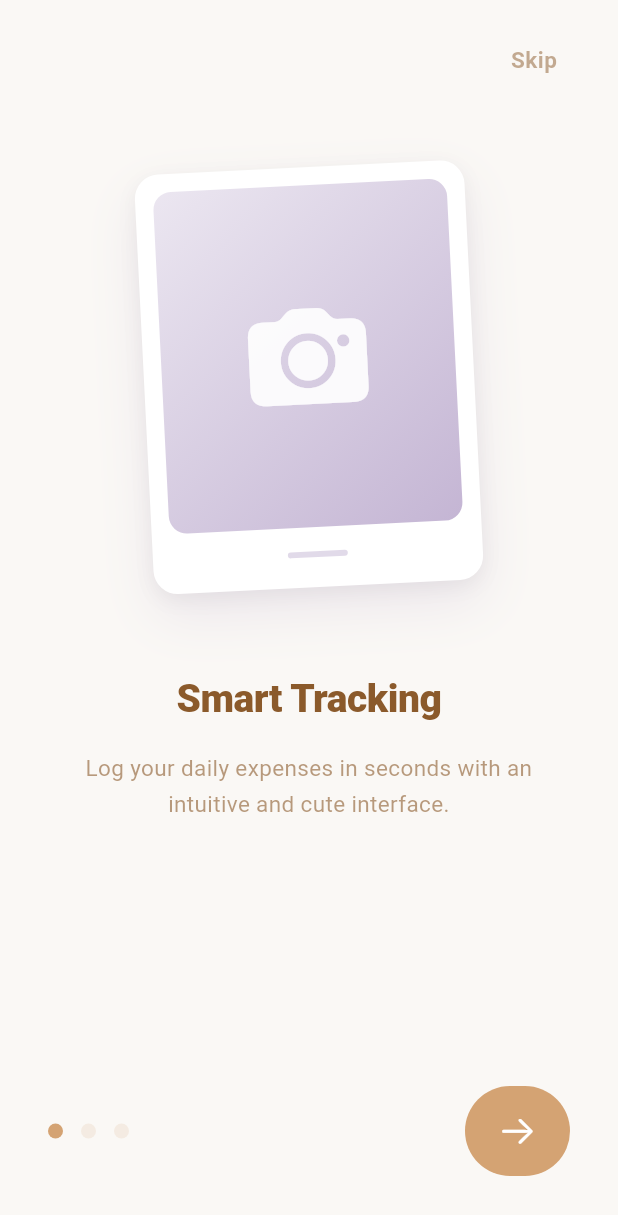
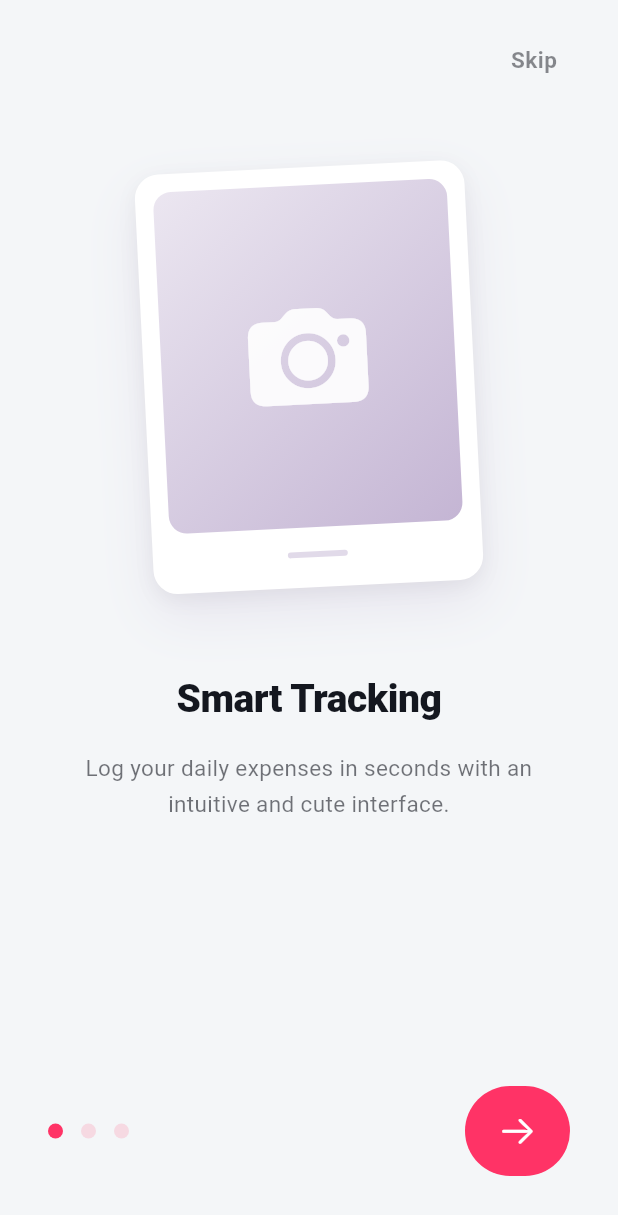
Before and after one commit to voquangluu997/FE_MomentUPayment, a Flutter app: the screen it shows after launch, on a phone screen of 412 x 824 dp. Shown: the top 1215 px of the screen. Run offline on Flutter 3.47's test engine with Material 3 defaults, Android fonts, the phone set to English and light mode, and no system bars; drawn by our look-alikes of smooth_page_indicator; our stand-ins replace dio, firebase_core, firebase_messaging, fl_chart, flutter_dotenv, flutter_local_notifications and 8 more; accounts and stored records are empty; network calls fail.

Commit message:
update APP colors

```diff
--- a/lib/core/constants/app_colors.dart
+++ b/lib/core/constants/app_colors.dart
@@ -3,63 +3,73 @@ import 'package:flutter_riverpod/flutter_riverpod.dart';
 import 'package:moment_u_payment/core/providers/theme_provider.dart';
 
 class AppColors {
-  // ✨ Hệ màu nền chính (Theme Colors) - LIGHT MODE
-  static const Color background = Color(0xFFFAF8F5); // Kem sữa Pastel ngọt ngào
+  // ✨ Hệ màu nền chính (Theme Colors) - LIGHT MODE (Crisp & Vibrant)
+  static const Color background = Color(
+    0xFFF4F6F8,
+  ); // Xám khói cực nhạt, làm nổi bật card trắng
   static const Color primary = Color(
-    0xFFD4A373,
-  ); // Nâu trà sữa (Milk Tea Brown)
-  static const Color primaryDark = Color(0xFF8B5A2B); // Nâu đậm tiêu đề
+    0xFFFF3366,
+  ); // Hồng Coral / Đỏ Neon (Cực cháy, trẻ trung, hút mắt)
+  static const Color primaryDark = Color(
+    0xFF14171F,
+  ); // Đen nhám sâu thẳm (Dành cho tiêu đề bùng nổ)
   static const Color cardBackground =
-      Colors.white; // Nền ô nhập liệu / Khung chứa trắng sạch
+      Colors.white; // Trắng tinh khiết (Tạo cảm giác sạch sẽ, cao cấp)
 
-  // 📝 Màu chữ bổ sung cho Light Mode (Giúp hiển thị rõ ràng trên ô nhập màu trắng)
+  // 📝 Màu chữ bổ sung cho Light Mode
   static const Color text = Color(
-    0xFF2B221E,
-  ); // Chữ chính nâu đen đậm (Hợp tone trà sữa, không bị thô như đen tuyền)
+    0xFF2D3142,
+  ); // Xanh Navy ngả đen (Chữ sắc nét, hiện đại, không bị "quê")
   static const Color textMuted = Color(
-    0xFF8C7E74,
-  ); // Chữ phụ / Hint text màu xám nâu dịu mắt
+    0xFF8A94A6,
+  ); // Xám bạc (Dịu mắt, phân cấp thông tin tốt)
 
-  // 🍓 Hệ màu trạng thái Pastel
+  // 🍓 Hệ màu trạng thái (Vivid & Punchy)
   static const Color success = Color(
-    0xFFCCD5AE,
-  ); // Xanh Sage tươi mát (Thành công)
+    0xFF1DD1A1,
+  ); // Xanh Mint rực rỡ (Cảm giác positive, năng lượng)
   static const Color error = Color(
-    0xFFFFCAD4,
-  ); // Hồng dâu dịu nhẹ (Thất bại / Lỗi)
+    0xFFFF4757,
+  ); // Đỏ Watermelon (Báo lỗi nổi bần bật)
   static const Color errorAccent = Color(
-    0xFFFF9B9B,
-  ); // Hồng đỏ đậm cho các lỗi nổi bật
+    0xFFFF6B81,
+  ); // Hồng đỏ rực (Dành cho các lỗi cần highlight)
 
-  // 🌈 Bảng màu rực rỡ cho biểu đồ chi tiêu
+  // 🌈 Bảng màu rực rỡ cho biểu đồ chi tiêu (Pop-Art Vibe)
   static const List<Color> chartPalette = [
-    Color(0xFFFF6B6B), // Đỏ pastel
-    Color(0xFF4DABF7), // Xanh biển
-    Color(0xFF51CF66), // Xanh lá
-    Color(0xFFFCC419), // Vàng hoàng gia
-    Color(0xFFFF922B), // Cam
-    Color(0xFF845EF7), // Tím
-    Color(0xFFE64980), // Hồng cánh sen
-    Color(0xFF22B8CF), // Xanh ngọc
+    Color(0xFFFF3366), // Đỏ Neon
+    Color(0xFF00D2D3), // Xanh Aqua/Cyan
+    Color(0xFF54A0FF), // Xanh Sky Blue
+    Color(0xFF1DD1A1), // Xanh Mint
+    Color(0xFFFECA57), // Vàng chanh rực rỡ
+    Color(0xFF5F27CD), // Tím Electric
+    Color(0xFFFF9F43), // Cam sặc sỡ
+    Color(0xFFF368E0), // Hồng Magenta
   ];
 
   static Color getCategoryColor(int index) {
     return chartPalette[index % chartPalette.length];
   }
 
-  // --- MÀU DARK MODE (CUTE VIBE) ---
-  static const darkPrimary = Color(0xFFFF6090); // Hồng sáng neon
-  static const darkPrimaryDark = Color(0xFFFCE4EC); // Chữ màu hồng phấn nhạt
-  static const darkBackground = Color(0xFF160D10); // Nền hồng đen đêm
-  static const darkCardBackground = Color(0xFF25161A); // Nền Card tím mận
+  // --- MÀU DARK MODE (NIGHT LIFE & NEON VIBE) ---
+  static const darkPrimary = Color(
+    0xFF00E0FF,
+  ); // Cyan Neon (Sáng rực rỡ trong đêm, cực kỳ Cyberpunk/Tech)
+  static const darkPrimaryDark = Color(
+    0xFFF1F2F6,
+  ); // Trắng sáng (Phản quang trên nền tối)
+  static const darkBackground = Color(0xFF090A0F); // Đen thẳm (Deep OLED Black)
+  static const darkCardBackground = Color(
+    0xFF181A20,
+  ); // Xám than chì (Tạo khối 3D nịnh mắt cho thẻ)
 
-  // 📝 Màu chữ bổ sung cho Dark Mode (Sửa triệt để lỗi chữ bị đen khi gõ)
+  // 📝 Màu chữ bổ sung cho Dark Mode
   static const darkText = Color(
     0xFFFFFFFF,
-  ); // Chữ chính màu trắng tinh tương phản cao
+  ); // Trắng tinh khiết (Tương phản tuyệt đối)
   static const darkTextMuted = Color(
-    0xFF9E8E93,
-  ); // Chữ phụ / Hint text màu xám hồng nhạt dịu
+    0xFFA4B0BE,
+  ); // Xám sáng (Dễ đọc trên nền đen, không mỏi mắt)
 }
 
 // Lớp chứa bộ màu sẽ được dùng trực tiếp ở UI
@@ -68,8 +78,8 @@ class AppColorTheme {
   final Color primaryDark;
   final Color background;
   final Color cardBackground;
-  final Color text; // ✨ Thêm trường màu chữ chính
-  final Color textMuted; // ✨ Thêm trường màu chữ phụ / hint
+  final Color text;
+  final Color textMuted;
   final Color success;
   final Color error;
   final Color errorAccent;
@@ -79,8 +89,8 @@ class AppColorTheme {
     required this.primaryDark,
     required this.background,
     required this.cardBackground,
-    required this.text, // ✨ Yêu cầu trong constructor
-    required this.textMuted, // ✨ Yêu cầu trong constructor
+    required this.text,
+    required this.textMuted,
     required this.success,
     required this.error,
     required this.errorAccent,
@@ -99,12 +109,8 @@ final appColorsProvider = Provider<AppColorTheme>((ref) {
     cardBackground: isDark
         ? AppColors.darkCardBackground
         : AppColors.cardBackground,
-    text: isDark
-        ? AppColors.darkText
-        : AppColors.text, // ✨ Tự động map màu chữ theo Theme
-    textMuted: isDark
-        ? AppColors.darkTextMuted
-        : AppColors.textMuted, // ✨ Tự động map màu hint theo Theme
+    text: isDark ? AppColors.darkText : AppColors.text,
+    textMuted: isDark ? AppColors.darkTextMuted : AppColors.textMuted,
     success: AppColors.success,
     error: AppColors.error,
     errorAccent: AppColors.errorAccent,
```
